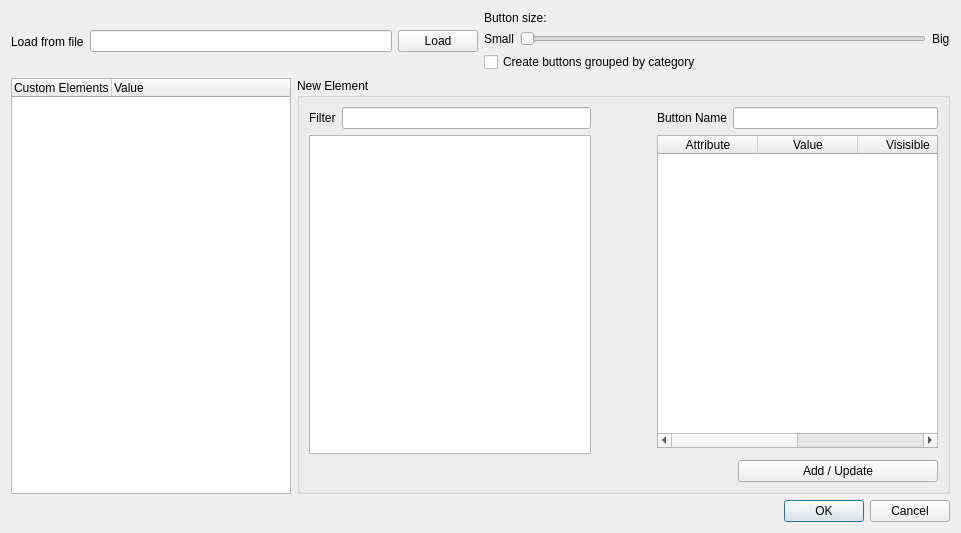
Qt form ProductionTools/FieldToolBox/field_setup.ui (dsgoficial/DsgTools) before a commit.
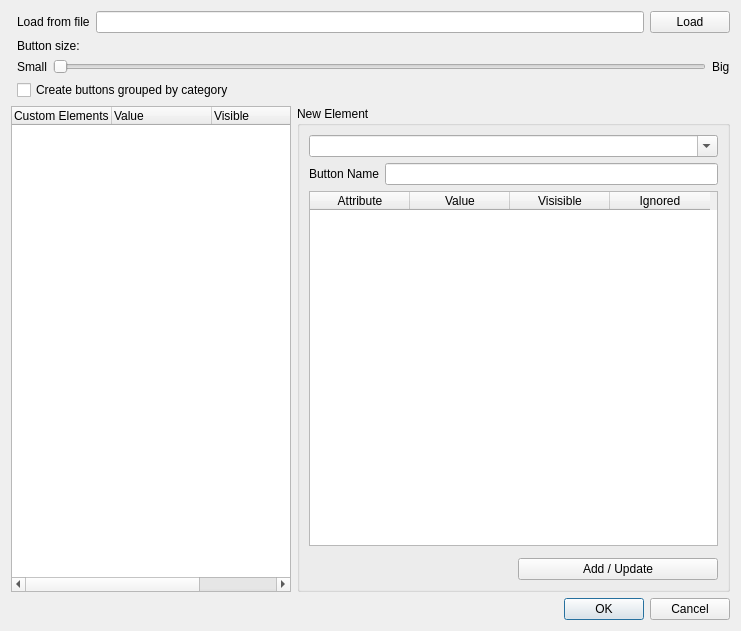
The same form after that commit. Custom widgets are drawn as their Qt base class.

Commit message: new interface (field toolbox is broken until new features)

What changed in the file:
```diff
--- a/ProductionTools/FieldToolBox/field_setup.ui
+++ b/ProductionTools/FieldToolBox/field_setup.ui
@@ -6,8 +6,8 @@
    <rect>
     <x>0</x>
     <y>0</y>
-    <width>961</width>
-    <height>533</height>
+    <width>741</width>
+    <height>631</height>
    </rect>
   </property>
   <property name="windowTitle">
@@ -16,6 +16,27 @@
   <layout class="QGridLayout" name="gridLayout_2">
    <item row="0" column="1">
     <layout class="QVBoxLayout" name="verticalLayout_3">
+     <item>
+      <layout class="QHBoxLayout" name="horizontalLayout_5">
+       <item>
+        <widget class="QLabel" name="label_2">
+         <property name="text">
+          <string>Load from file</string>
+         </property>
+        </widget>
+       </item>
+       <item>
+        <widget class="QLineEdit" name="loadedFileEdit"/>
+       </item>
+       <item>
+        <widget class="QPushButton" name="loadButton">
+         <property name="text">
+          <string>Load</string>
+         </property>
+        </widget>
+       </item>
+      </layout>
+     </item>
      <item>
       <widget class="QLabel" name="label_5">
        <property name="text">
@@ -60,27 +81,6 @@
      </item>
     </layout>
    </item>
-   <item row="0" column="0">
-    <layout class="QHBoxLayout" name="horizontalLayout_5">
-     <item>
-      <widget class="QLabel" name="label_2">
-       <property name="text">
-        <string>Load from file</string>
-       </property>
-      </widget>
-     </item>
-     <item>
-      <widget class="QLineEdit" name="loadedFileEdit"/>
-     </item>
-     <item>
-      <widget class="QPushButton" name="loadButton">
-       <property name="text">
-        <string>Load</string>
-       </property>
-      </widget>
-     </item>
-    </layout>
-   </item>
    <item row="2" column="1">
     <widget class="QDialogButtonBox" name="buttonBox">
      <property name="orientation">
@@ -108,7 +108,7 @@
         </size>
        </property>
        <property name="columnCount">
-        <number>2</number>
+        <number>4</number>
        </property>
        <attribute name="headerVisible">
         <bool>true</bool>
@@ -123,6 +123,16 @@
          <string>Value</string>
         </property>
        </column>
+       <column>
+        <property name="text">
+         <string>Visible</string>
+        </property>
+       </column>
+       <column>
+        <property name="text">
+         <string>Ignored</string>
+        </property>
+       </column>
       </widget>
      </item>
      <item>
@@ -140,68 +150,10 @@
         <string>New Element</string>
        </property>
        <layout class="QGridLayout" name="gridLayout">
-        <item row="0" column="0">
-         <layout class="QHBoxLayout" name="horizontalLayout_3">
-          <item>
-           <layout class="QVBoxLayout" name="verticalLayout">
-            <item>
-             <layout class="QHBoxLayout" name="horizontalLayout">
-              <item>
-               <widget class="QLabel" name="label_4">
-                <property name="text">
-                 <string>Filter</string>
-                </property>
-               </widget>
-              </item>
-              <item>
-               <widget class="QLineEdit" name="filterEdit">
-                <property name="sizePolicy">
-                 <sizepolicy hsizetype="MinimumExpanding" vsizetype="Fixed">
-                  <horstretch>0</horstretch>
-                  <verstretch>0</verstretch>
-                 </sizepolicy>
-                </property>
-               </widget>
-              </item>
-             </layout>
-            </item>
-            <item>
-             <widget class="QListWidget" name="classListWidget">
-              <property name="sizePolicy">
-               <sizepolicy hsizetype="MinimumExpanding" vsizetype="Expanding">
-                <horstretch>0</horstretch>
-                <verstretch>0</verstretch>
-               </sizepolicy>
-              </property>
-              <property name="maximumSize">
-               <size>
-                <width>16777215</width>
-                <height>16777215</height>
-               </size>
-              </property>
-             </widget>
-            </item>
-           </layout>
-          </item>
-          <item>
-           <spacer name="horizontalSpacer">
-            <property name="orientation">
-             <enum>Qt::Horizontal</enum>
-            </property>
-            <property name="sizeType">
-             <enum>QSizePolicy::Fixed</enum>
-            </property>
-            <property name="sizeHint" stdset="0">
-             <size>
-              <width>60</width>
-              <height>20</height>
-             </size>
-            </property>
-           </spacer>
-          </item>
-          <item>
-           <layout class="QVBoxLayout" name="verticalLayout_2">
-            <item>
+        <item row="3" column="0">
+         <widget class="ButtonPropWidget" name="buttonPropWidget" native="true"/>
+        </item>
+        <item row="1" column="0">
              <layout class="QHBoxLayout" name="horizontalLayout_2">
               <item>
                <widget class="QLabel" name="label">
@@ -211,12 +163,25 @@
                </widget>
               </item>
               <item>
-               <widget class="QLineEdit" name="buttonNameLineEdit"/>
+           <widget class="QLineEdit" name="buttonNameLineEdit">
+            <property name="sizePolicy">
+             <sizepolicy hsizetype="MinimumExpanding" vsizetype="Fixed">
+              <horstretch>0</horstretch>
+              <verstretch>0</verstretch>
+             </sizepolicy>
+            </property>
+           </widget>
               </item>
              </layout>
             </item>
-            <item>
+        <item row="2" column="0">
              <widget class="QTableWidget" name="attributeTableWidget">
+          <property name="sizePolicy">
+           <sizepolicy hsizetype="MinimumExpanding" vsizetype="MinimumExpanding">
+            <horstretch>0</horstretch>
+            <verstretch>0</verstretch>
+           </sizepolicy>
+          </property>
               <column>
                <property name="text">
                 <string>Attribute</string>
@@ -234,19 +199,12 @@
               </column>
               <column>
                <property name="text">
-                <string>Black Listed</string>
+            <string>Ignored</string>
                </property>
               </column>
              </widget>
             </item>
-            <item>
-             <widget class="ButtonPropWidget" name="buttonPropWidget" native="true"/>
-            </item>
-           </layout>
-          </item>
-         </layout>
-        </item>
-        <item row="1" column="0">
+        <item row="4" column="0">
          <widget class="QPushButton" name="addUpdatePushButton">
           <property name="maximumSize">
            <size>
@@ -262,6 +220,13 @@
           </property>
          </widget>
         </item>
+        <item row="0" column="0">
+         <widget class="QComboBox" name="comboBox">
+          <property name="editable">
+           <bool>true</bool>
+          </property>
+         </widget>
+        </item>
        </layout>
       </widget>
      </item>
```
Lines whose indentation alone changed are shown as unchanged. The commit also changes 1 other file.
